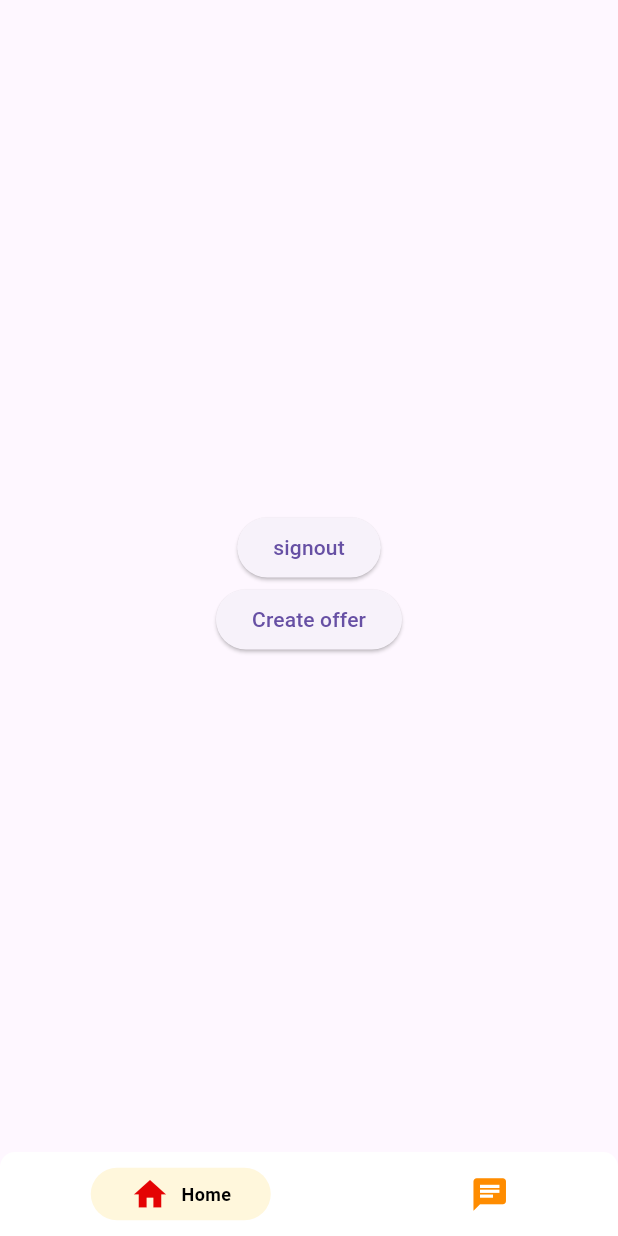
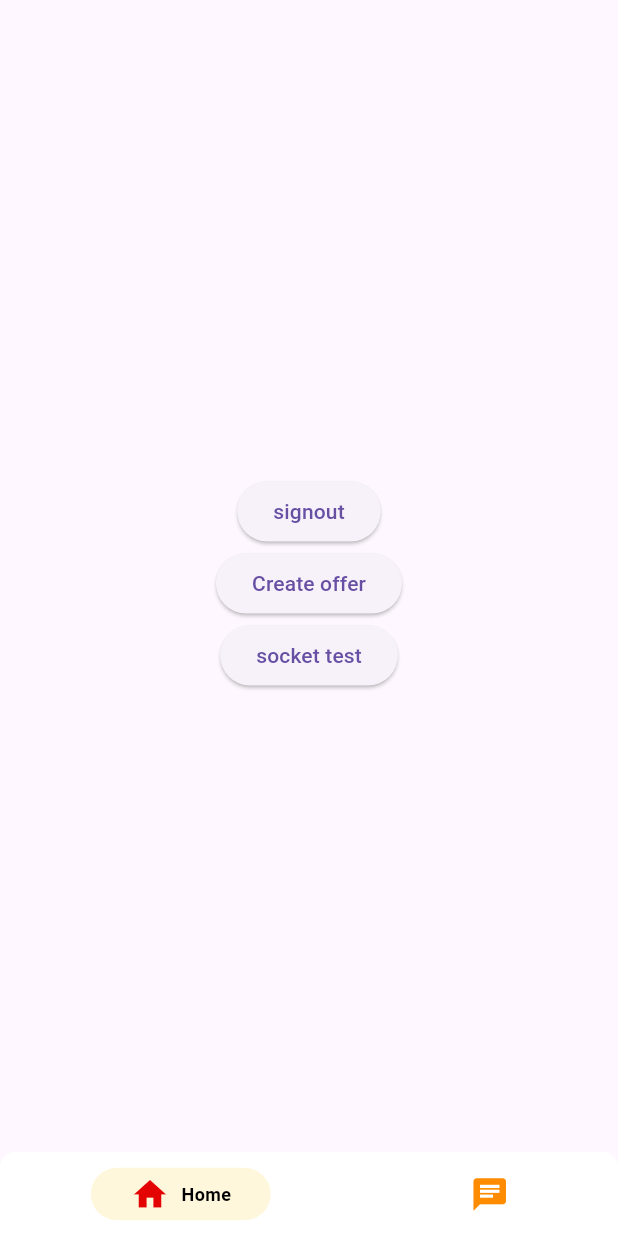
Before and after one commit to kevalvavaliya/onelock, a Flutter app: the screen it shows once a user with an empty profile is signed in, after a tap on "Create offer", on a phone screen of 412 x 824 dp. Run offline on Flutter 3.47's test engine with Material 2 defaults, Android fonts, the phone set to English and light mode, and no system bars; drawn by our look-alikes of persistent_bottom_nav_bar; our stand-ins replace cloud_firestore, firebase_auth, firebase_core, google_sign_in, socket_io_client; missing offline and left inert: flutter_webrtc, sdp_transform; accounts and stored records are empty; network calls fail.

Commit message:
socket signaling

```diff
--- a/lib/main.dart
+++ b/lib/main.dart
@@ -3,6 +3,7 @@ import 'package:firebase_core/firebase_core.dart';
 import 'package:firebase_auth/firebase_auth.dart';
 import 'package:onelock/providers/PeerProvider.dart';
 import 'package:onelock/providers/gauthprovider.dart';
+import 'package:onelock/providers/singaling.dart';
 import 'package:onelock/screens/docscreen.dart';
 import 'package:onelock/screens/homescreen.dart';
 import 'package:onelock/screens/loginscreen.dart';
@@ -27,8 +28,15 @@ class MyApp extends StatelessWidget {
           create: (ctx) => GauthProvider(),
         ),
         ChangeNotifierProvider(
+          create: (ctx) => SignalingSocket(),
+        ),
+        ChangeNotifierProxyProvider<SignalingSocket, PeerProvider>(
           create: (ctx) => PeerProvider(),
+          update: (ctx, signaling, peer) => peer!..update(signaling),
         ),
+        // ChangeNotifierProvider(
+        //   create: (ctx) => PeerProvider(),
+        // ),
       ],
       child: MaterialApp(
         debugShowCheckedModeBanner: false,
--- a/lib/providers/Dbutil.dart
+++ /dev/null
@@ -1,33 +0,0 @@
-import 'package:cloud_firestore/cloud_firestore.dart';
-import 'package:firebase_auth/firebase_auth.dart';
-import 'package:flutter_webrtc/flutter_webrtc.dart';
-
-class Dbutil {
-  static FirebaseFirestore db = FirebaseFirestore.instance;
-
-  // static Future<void> insertUSer(String name, String email) async {
-  //   DocumentReference Dr =
-  //       await db.collection("users").add({"name": name, "email": email});
-  //   print(Dr.id);
-  // }
-
-  static Future<void> insertOffer(RTCSessionDescription offer) async {
-    final messageRef = db.collection("users");
-    final docref =
-        messageRef.doc(FirebaseAuth.instance.currentUser!.email).set({
-      "name": FirebaseAuth.instance.currentUser!.email,
-      "email": FirebaseAuth.instance.currentUser!.email,
-      "call": [],
-    });
-
-    print("AAAAAA" + docref.toString());
-
-    // var offer = {
-    //   "sdp": lp.sdp,
-    //   "type": lp.type,
-    // };
-
-    // callDoc.set(offer.toMap());
-    // var answerCandidates = callDoc.collection("answercandidates");
-  }
-}
--- a/lib/providers/PeerProvider.dart
+++ b/lib/providers/PeerProvider.dart
@@ -1,13 +1,19 @@
 import 'package:flutter/material.dart';
 import 'package:flutter_webrtc/flutter_webrtc.dart';
 import 'package:onelock/models/Peermodel.dart';
-import 'package:onelock/providers/Dbutil.dart';
+import 'package:onelock/providers/singaling.dart';
 import 'package:sdp_transform/sdp_transform.dart';
 import 'dart:convert';
 
 class PeerProvider extends ChangeNotifier {
   PeerModel peerModel = PeerModel();
   bool _offer = false;
+  SignalingSocket? signalsocket;
+  void update(SignalingSocket signalsockets) {
+    signalsocket = signalsockets;
+    signalsocket!.connectToServer();
+    // print("is socket null ${signalsocket == null}");
+  }
 
   Future<void> createConnection() async {
     peerModel.localPeerConnection = await createPeerConnection({
@@ -23,6 +29,14 @@ class PeerProvider extends ChangeNotifier {
           'sdpMid': e.sdpMid.toString(),
           'sdpMlineIndex': e.sdpMLineIndex,
         }));
+        signalsocket!.sendData({
+          'type': 'candidate',
+          'candidate': {
+            'candidate': e.candidate.toString(),
+            'sdpMid': e.sdpMid.toString(),
+            'sdpMlineIndex': e.sdpMLineIndex,
+          }
+        });
       }
     };
 
@@ -48,17 +62,19 @@ class PeerProvider extends ChangeNotifier {
     var lp = await peerModel.localPeerConnection!.createOffer({});
     var session = parse(lp.sdp.toString());
     _offer = true;
-
-    print("CREATE OFFER" + jsonEncode(session));
-
-    peerModel.localPeerConnection!.setLocalDescription(lp);
-    await Dbutil.insertOffer(lp);
+    if (signalsocket == null) {
+      print("socket null in peer");
+    } else {
+      print("CREATE OFFER" + jsonEncode(session));
+      signalsocket!.sendData(session);
+    } // peerModel.localPeerConnection!.setLocalDescription(lp);
+    // await Dbutil.insertOffer(session);
   }
 
   void createpeerAnswer() async {
     var lp = await peerModel.localPeerConnection!.createAnswer({});
     peerModel.localPeerConnection!.setLocalDescription(lp);
-
+    signalsocket!.sendData(jsonEncode(lp.sdp.toString()));
     print("CREATE ANSWER" + jsonEncode(parse(lp.sdp.toString())));
   }
 
--- a/lib/providers/gauthprovider.dart
+++ b/lib/providers/gauthprovider.dart
@@ -3,7 +3,6 @@ import 'package:firebase_auth/firebase_auth.dart';
 import 'package:flutter/material.dart';
 import 'package:google_sign_in/google_sign_in.dart';
 import 'package:flutter/foundation.dart' show kIsWeb;
-import 'package:onelock/providers/Dbutil.dart';
 
 class GauthProvider extends ChangeNotifier {
   String? imageurl;
--- /dev/null
+++ b/lib/providers/singaling.dart
@@ -0,0 +1,92 @@
+import 'dart:convert';
+import 'dart:convert';
+import 'dart:io';
+import 'package:firebase_auth/firebase_auth.dart';
+import 'package:firebase_core/firebase_core.dart';
+import 'package:flutter/material.dart';
+import 'package:sdp_transform/sdp_transform.dart';
+import 'package:socket_io_client/socket_io_client.dart';
+
+class SignalingSocket with ChangeNotifier {
+  // ignore: prefer_final_fields
+  Socket _socket = io(
+      'https://Python-Socketio-Client.abhigoyani.repl.co',
+      OptionBuilder().setTransports(['websocket']).setExtraHeaders(
+          {'foo': 'bar'}).build());
+
+  bool _isConnected = false;
+
+  bool get isConnected => _isConnected;
+  Socket get socket => _socket;
+
+  String _compress(String json) {
+    final enCodedJson = utf8.encode(json);
+    final gZipJson = gzip.encode(enCodedJson);
+    final base64Json = base64.encode(gZipJson);
+    return json;
+  }
+
+  String _decompress(String base64Json) {
+    final decodeBase64Json = base64.decode(base64Json);
+    final decodegZipJson = gzip.decode(decodeBase64Json);
+    final originalJson = utf8.decode(decodegZipJson);
+    return base64Json;
+  }
+
+  void connectToServer() async {
+    try {
+      socket.connect();
+
+      while (socket.connected != true) {
+        debugPrint("socket state ${socket.connected}");
+        await Future.delayed(Duration(seconds: 2));
+      }
+      print("socket connection ${socket.id}");
+      // notifyListeners();
+      // socket.onopen((_) => notifyListeners());
+      await Future.delayed(Duration(seconds: 5));
+      socket.emit("join", {
+        'username': FirebaseAuth.instance.currentUser!.email,
+        'room': 'roomName'
+      });
+      // socket.onconnect((data) {
+      //   print('connected');
+      //   // notifyListeners();
+      // });
+
+      socket.onDisconnect((data) => notifyListeners());
+
+      socket.on('connect message', (_) {
+        print('connect: ${socket.id}');
+      });
+
+      socket.on('test', (data) {
+        print("test $data");
+      });
+
+      socket.on('data', (data) {
+        var datadec = jsonDecode(data);
+        print("socketdata recived ");
+        print(write(data, null));
+      });
+
+      socket.onerror((err) {
+        _isConnected = false;
+        // notifyListeners();
+        print(err.toString());
+        return 'error';
+      });
+    } catch (e) {
+      print(e.toString());
+    }
+  }
+
+  void sendData(data) {
+    print("socket data send ${jsonEncode(data)}");
+    socket.emit("data", {
+      'username': 'test',
+      'room': 'doc',
+      'data': _compress(jsonEncode(data)),
+    });
+  }
+}
--- a/lib/screens/homescreen.dart
+++ b/lib/screens/homescreen.dart
@@ -7,6 +7,7 @@ import 'package:flutter/src/widgets/placeholder.dart';
 import 'package:onelock/models/Peermodel.dart';
 import 'package:onelock/providers/PeerProvider.dart';
 import 'package:onelock/providers/gauthprovider.dart';
+import 'package:onelock/providers/singaling.dart';
 import 'package:provider/provider.dart';
 
 class HomeScreen extends StatefulWidget {
@@ -39,6 +40,14 @@ class _HomeScreenState extends State<HomeScreen> {
                               .createpeerOffer(),
                       child: Text("Create offer"),
                     ),
+                  ),
+                  Center(
+                    child: ElevatedButton(
+                      onPressed: () =>
+                          Provider.of<SignalingSocket>(context, listen: false)
+                              .connectToServer(),
+                      child: Text("socket test"),
+                    ),
                   )
                 ],
               );
--- a/pubspec.yaml
+++ b/pubspec.yaml
@@ -43,6 +43,8 @@ dependencies:
   cloud_firestore: ^4.3.1
   flutter_webrtc: ^0.9.19
   sdp_transform: ^0.3.2
+  socket_io_client: ^2.0.1
+
 
 
 dev_dependencies:
@@ -54,7 +56,7 @@ dev_dependencies:
   # activated in the `analysis_options.yaml` file located at the root of your
   # package. See that file for information about deactivating specific lint
   # rules and activating additional ones.
-  flutter_lints: ^2.0.0
+  flutter_lints: ^1.0.2
 
 # For information on the generic Dart part of this file, see the
 # following page: https://dart.dev/tools/pub/pubspec
```
Also changed, not shown: pubspec.lock.
